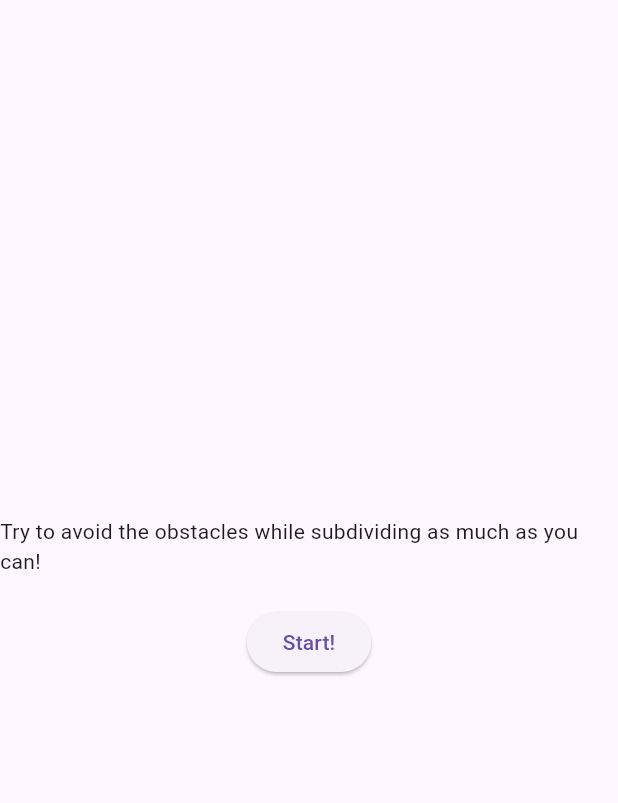
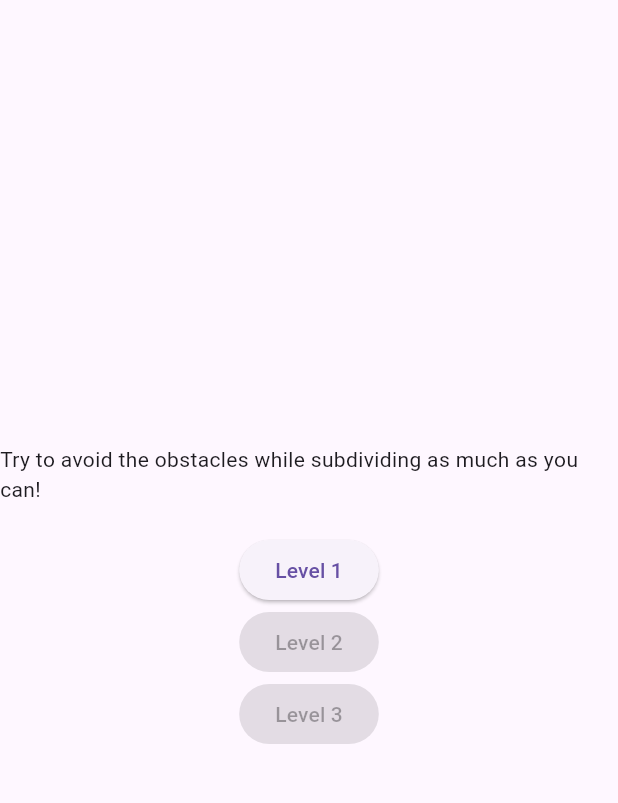
Before and after one commit to andreamicheli/oopsie, a Flutter app: the screen it shows after launch, on a phone screen of 412 x 824 dp, the part 63-866 px from its top. Run offline on Flutter 3.47's test engine with Material 3 defaults, Android fonts, the phone set to English and light mode, and no system bars; our stand-ins replace get, hive_flutter; missing offline and left inert: flame, flame_forge2d, flame_kenney_xml; accounts and stored records are empty.

Commit message:
added level selection

```diff
--- a/lib/controller.dart
+++ b/lib/controller.dart
@@ -4,21 +4,35 @@ import 'package:hive_flutter/hive_flutter.dart';
 class LevelController extends GetxController {
   final storage = Hive.box("storage");
   RxInt currentLevel = 0.obs;
+  late var initialStoredLevel = 0;
 
   LevelController() : currentLevel = 0.obs {
     // Load tasks from storage or initialize with an empty list if none exist
     int? storedLevel = storage.get('currentLevel');
     if (storedLevel != null) {
       currentLevel.value = int.tryParse(storedLevel.toString()) ?? 0;
+      initialStoredLevel = int.tryParse(storedLevel.toString()) ?? 0;
     }
+    print('initialStoredLevel: $initialStoredLevel');
   }
 
   updateLevel() {
     currentLevel.value += 1;
-    _save();
+    if (initialStoredLevel < currentLevel.value) {
+      _save();
+    }
+  }
+
+  setLevel(level) {
+    if (initialStoredLevel < currentLevel.value) {
+      currentLevel.value = level;
+      _save();
+    } else
+      currentLevel.value = level;
   }
 
   void _save() {
-    storage.put('currentLevel', currentLevel);
+    storage.put('currentLevel', currentLevel.value);
+    print("saved");
   }
 }
--- a/lib/screens/results_screen.dart
+++ b/lib/screens/results_screen.dart
@@ -12,7 +12,7 @@ class ResultsScreen extends StatelessWidget {
         child: Column(
           mainAxisAlignment: MainAxisAlignment.center,
           children: [
-            const Text('Game Results'),
+            const Text('Oh no! You got crushed :('),
             const SizedBox(height: 20),
             ElevatedButton(
               onPressed: () {
--- a/lib/screens/start_screen.dart
+++ b/lib/screens/start_screen.dart
@@ -1,7 +1,10 @@
 import 'package:flutter/material.dart';
+import 'package:forge2d_game/controller.dart';
 import 'package:get/get.dart';
 
 class StartScreen extends StatelessWidget {
+  final levelController = Get.find<LevelController>();
+
   @override
   Widget build(BuildContext context) {
     return Scaffold(
@@ -15,11 +18,36 @@ class StartScreen extends StatelessWidget {
             const Text(
                 'Try to avoid the obstacles while subdividing as much as you can!'),
             const SizedBox(height: 20),
-            ElevatedButton(
-              onPressed: () {
-                Get.toNamed("/game");
-              },
-              child: const Text('Start!'),
+            Column(
+              children: [
+                ElevatedButton(
+                  onPressed: levelController.currentLevel.value < 0
+                      ? null
+                      : () {
+                          levelController.setLevel(0);
+                          Get.toNamed("/game");
+                        },
+                  child: const Text('Level 1'),
+                ),
+                ElevatedButton(
+                  onPressed: levelController.currentLevel.value < 1
+                      ? null
+                      : () {
+                          levelController.setLevel(1);
+                          Get.toNamed("/game");
+                        },
+                  child: const Text('Level 2'),
+                ),
+                ElevatedButton(
+                  onPressed: levelController.currentLevel.value < 2
+                      ? null
+                      : () {
+                          levelController.setLevel(2);
+                          Get.toNamed("/game");
+                        },
+                  child: const Text('Level 3'),
+                ),
+              ],
             ),
           ],
         ),
```
